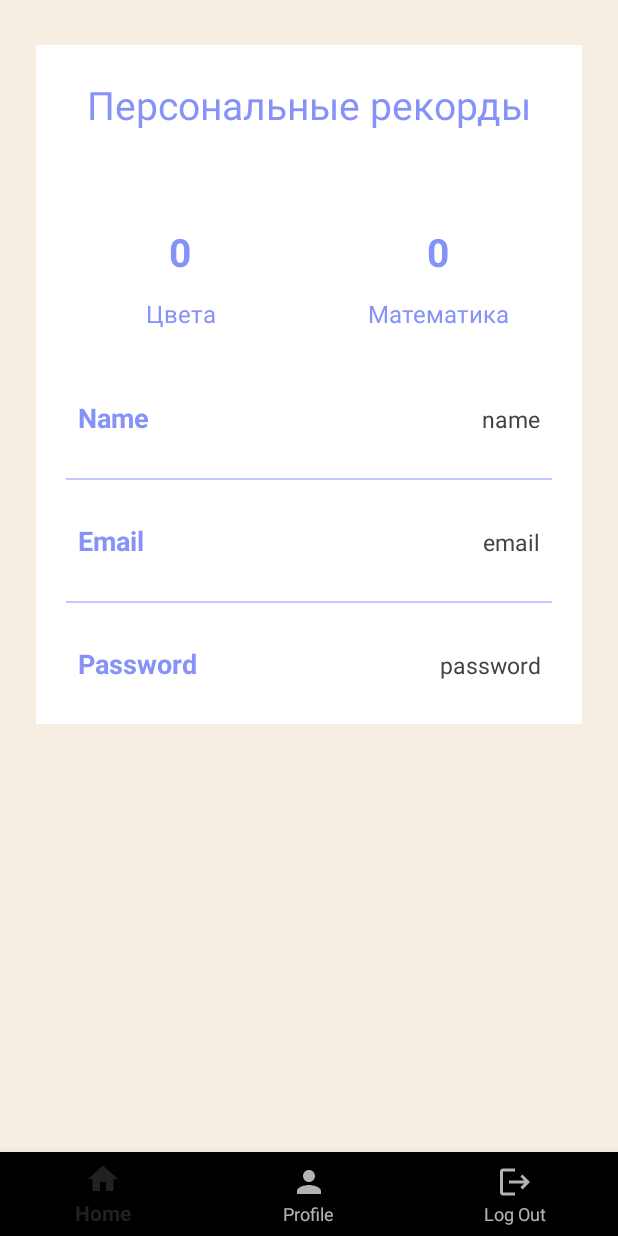
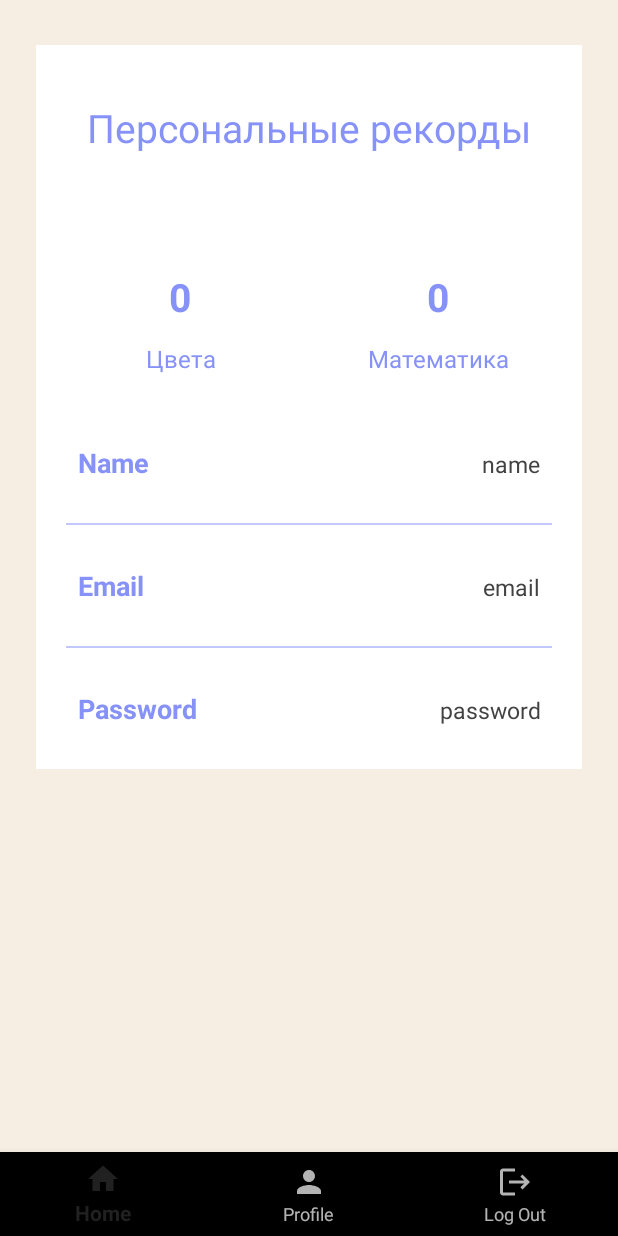
Before and after one commit to MrNarek/LogicGames6, an Android app: the fragment Profile placed in its activity, on a phone screen of 412 x 824 dp. Run offline under Robolectric (Android 15) with nearby library versions, the phone set to English and light mode, and no system bars; our stand-ins replace Firebase (no records; nobody signed in at launch, a user with empty details on screens opened directly).

Commit message:
Profile page  done

```diff
--- a/app/src/main/java/com/example/logicgames/Colours.java
+++ b/app/src/main/java/com/example/logicgames/Colours.java
@@ -54,7 +54,7 @@ public class Colours extends AppCompatActivity {
     }
 
         public void generateColorNo(TextView clText, TextView clColor, String[] clTexts, String[] clColors) {
-            btnNo.setBackgroundColor(Color.parseColor("#59575E"));
+            btnNo.setBackgroundColor(Color.parseColor("#59515E"));
             Handler handler = new Handler();
             Runnable x = new Runnable() {
                 @Override
--- a/app/src/main/res/layout/fragment_profile.xml
+++ b/app/src/main/res/layout/fragment_profile.xml
@@ -25,7 +25,7 @@
 
         <TextView
             android:layout_width="300dp"
-            android:layout_height="60dp"
+            android:layout_height="90dp"
             android:text="@string/PersonalRecords"
             android:gravity="center"
             android:layout_gravity="center"
```
